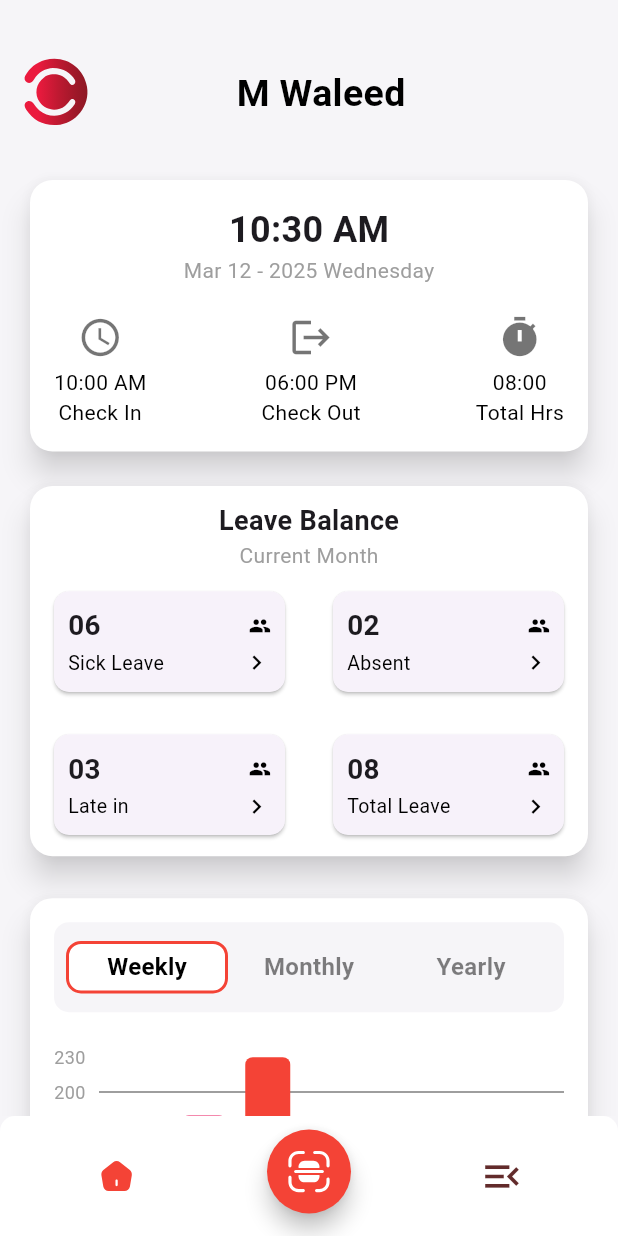
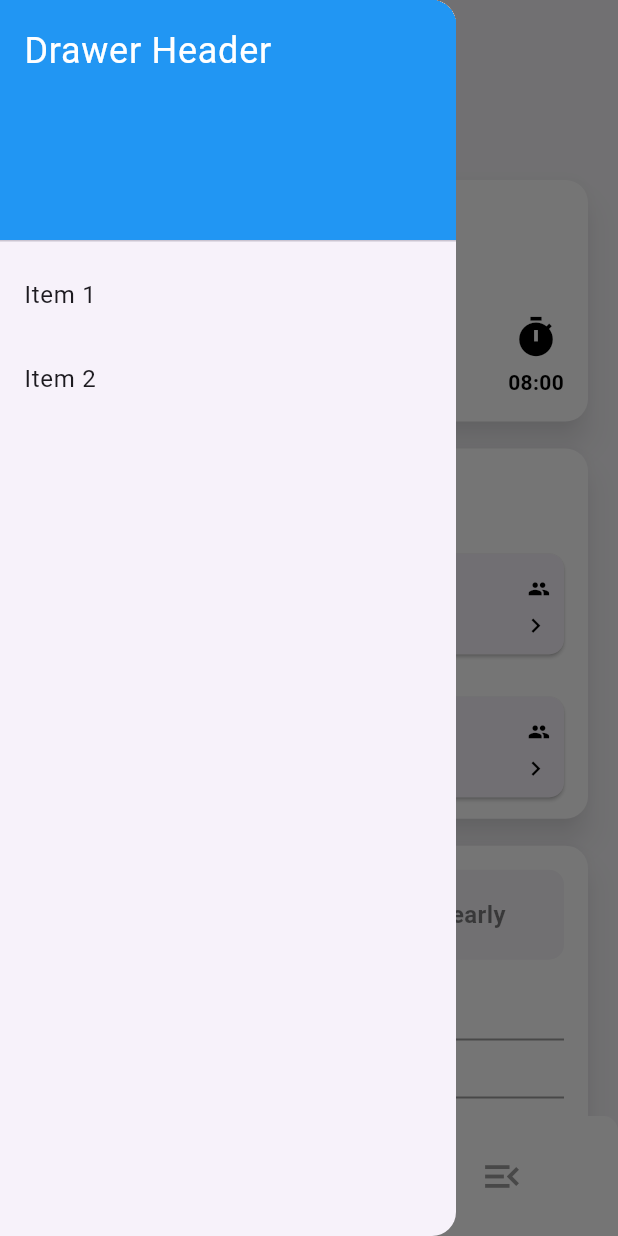
Before and after one commit to kashan8abbas/Codex-Clock, a Flutter app: the HomeScreen screen opened directly, with the side drawer open (before the commit the screen has no drawer), on a phone screen of 412 x 824 dp. Run offline on Flutter 3.47's test engine with Material 3 defaults, Android fonts, the phone set to English and light mode, and no system bars; drawn by our look-alikes of fl_chart; our stand-ins replace camera, flutter_svg, image_picker, pinput; missing offline and left inert: qr_code_scanner.

```diff
--- a/lib/Views/Screens/HomePages/HomeScreen.dart
+++ b/lib/Views/Screens/HomePages/HomeScreen.dart
@@ -15,6 +15,7 @@ class HomeScreen extends StatefulWidget {
 }
 
 class _HomeScreenState extends State<HomeScreen> {
+  final GlobalKey<ScaffoldState> _scaffoldKey = GlobalKey<ScaffoldState>();
   String currentTime = '';
   int _selectedIndex = 0;
   int _selectedTabIndex = 0;
@@ -49,9 +50,38 @@ class _HomeScreenState extends State<HomeScreen> {
 
   @override
   Widget build(BuildContext context) {
+    if (_selectedIndex == 1) {
+      WidgetsBinding.instance.addPostFrameCallback((_) {
+        _scaffoldKey.currentState?.openDrawer();
+      });
+    }
+    //double screenHeight = MediaQuery.of(context).size.height;
     return Scaffold(
+      key: _scaffoldKey,
       backgroundColor: const Color.fromRGBO(246, 245, 248, 1),
-
+      drawer: Drawer(
+        child: ListView(
+          padding: EdgeInsets.zero,
+          children: [
+            const DrawerHeader(
+              decoration: BoxDecoration(color: Colors.blue),
+              child: Text("Drawer Header", style: TextStyle(color: Colors.white, fontSize: 24)),
+            ),
+            ListTile(
+              title: const Text("Item 1"),
+              onTap: () {
+                Navigator.pop(context); // Close the drawer
+              },
+            ),
+            ListTile(
+              title: const Text("Item 2"),
+              onTap: () {
+                Navigator.pop(context); // Close the drawer
+              },
+            ),
+          ],
+        ),
+      ),
       body:
           _selectedIndex == 0
               ? Stack(
@@ -64,9 +94,9 @@ class _HomeScreenState extends State<HomeScreen> {
                         children: [
                           SizedBox(height: 100),
                           TimeCardWidget(),
-                          const SizedBox(height: 15),
+                          const SizedBox(height: 10),
                           _buildLeaveBalance(),
-                          const SizedBox(height: 20),
+                          const SizedBox(height: 10),
                           _buildChartSection(),
                         ],
                       ),
@@ -88,7 +118,7 @@ class _HomeScreenState extends State<HomeScreen> {
                         1,
                       ), // Add background color to prevent transparency issues
                       child: Padding(
-                        padding: const EdgeInsets.only(top: 25.0),
+                        padding: const EdgeInsets.only(top: 30),
                         child: Row(
                           mainAxisAlignment: MainAxisAlignment.spaceBetween,
                           children: [
@@ -180,7 +210,7 @@ class _HomeScreenState extends State<HomeScreen> {
       color: Colors.white,
       shape: RoundedRectangleBorder(borderRadius: BorderRadius.circular(15)),
       elevation: 8, // Adds a default shadow effect
-      shadowColor: Colors.black.withOpacity(0.7), // Customize shadow color
+      shadowColor: Colors.black.withOpacity(0.5), // Customize shadow color
       child: Padding(
         padding: const EdgeInsets.all(0.0),
         child: Column(
@@ -227,7 +257,7 @@ class _HomeScreenState extends State<HomeScreen> {
       shape: RoundedRectangleBorder(borderRadius: BorderRadius.circular(15)),
       color: Colors.white,
       elevation: 8,
-      shadowColor: Colors.black.withOpacity(0.7),
+      shadowColor: Colors.black.withOpacity(0.5),
       child: Padding(
         padding: const EdgeInsets.all(16.0),
         child: Column(
--- a/lib/Views/Widgets/CustomNavbar.dart
+++ b/lib/Views/Widgets/CustomNavbar.dart
@@ -93,10 +93,7 @@ class CustomBottomNavBar extends StatelessWidget {
                     icon: Icon(
                       size: 30,
                       Icons.menu_open_outlined,
-                      color:
-                          selectedIndex == 2
-                              ? Colors.red
-                              : const Color.fromARGB(255, 98, 43, 43),
+                      color: selectedIndex == 2 ? Colors.red : Colors.grey,
                     ),
                   ),
                 ],
--- a/lib/Views/Widgets/CustomTimeCard.dart
+++ b/lib/Views/Widgets/CustomTimeCard.dart
@@ -43,7 +43,7 @@ class _TimeCardWidgetState extends State<TimeCardWidget> {
       color: Colors.white,
       shape: RoundedRectangleBorder(borderRadius: BorderRadius.circular(15)),
       elevation: 8, // Adds a default shadow effect
-      shadowColor: Colors.black.withOpacity(0.7), // Customize shadow color
+      shadowColor: Colors.black.withOpacity(0.5), // Customize shadow color
       child: Padding(
         padding: const EdgeInsets.all(16.0),
         child: Column(
@@ -60,9 +60,9 @@ class _TimeCardWidgetState extends State<TimeCardWidget> {
             const Row(
               mainAxisAlignment: MainAxisAlignment.spaceBetween,
               children: [
-                _IconText(icon: Icons.access_time, text: "10:00 AM\nCheck In"),
-                _IconText(icon: Icons.logout, text: "06:00 PM\nCheck Out"),
-                _IconText(icon: Icons.timer, text: "08:00\nTotal Hrs"),
+                _IconText(icon: Icons.access_time, text: "10:00 AM"),
+                _IconText(icon: Icons.logout, text: "06:00 PM"),
+                _IconText(icon: Icons.timer, text: "08:00"),
               ],
             ),
           ],
@@ -83,12 +83,16 @@ class _IconText extends StatelessWidget {
   Widget build(BuildContext context) {
     return Column(
       children: [
-        Icon(icon, size: 30, color: Colors.black54),
+        Icon(icon, size: 30, color: Colors.black),
         const SizedBox(height: 5),
         Text(
           text,
           textAlign: TextAlign.center,
-          style: const TextStyle(fontSize: 14, color: Colors.black),
+          style: const TextStyle(
+            fontSize: 14,
+            color: Colors.black,
+            fontWeight: FontWeight.bold,
+          ),
         ),
       ],
     );
--- a/lib/main.dart
+++ b/lib/main.dart
@@ -1,6 +1,8 @@
+import 'package:codex_clock/ViewModels/QRCode_ViewModel.dart';
 import 'package:codex_clock/ViewModels/Register2_VIewModel.dart';
 import 'package:codex_clock/ViewModels/TakePhoto_ViewModel.dart';
 import 'package:codex_clock/Views/Screens/AuthScreens/LoginScreen.dart';
+import 'package:codex_clock/Views/Screens/HomePages/QR_CodeScreen.dart';
 import 'package:flutter/material.dart';
 import 'package:provider/provider.dart';
 
@@ -10,6 +12,7 @@ void main() {
       providers: [
         ChangeNotifierProvider(create: (_) => CameraViewModel()),
         ChangeNotifierProvider(create: (_) => SignUpViewModel()),
+        //ChangeNotifierProvider(create: (_) => QRScannerViewModel()),
       ],
       child: const MyApp(),
     ),
@@ -21,6 +24,6 @@ class MyApp extends StatelessWidget {
 
   @override
   Widget build(BuildContext context) {
-    return MaterialApp(debugShowCheckedModeBanner: false, home: LoginScreen());
+    return MaterialApp(debugShowCheckedModeBanner: false, home: MyHomeScreen());
   }
 }
--- a/pubspec.yaml
+++ b/pubspec.yaml
@@ -41,6 +41,10 @@ dependencies:
   camera: ^0.11.1
   fl_chart: ^0.70.2
   intl: ^0.20.2
+  qr_code_scanner:
+    path: C:/Users/syedk/qr_code_scanner
+  url_launcher: ^6.3.1
+  #mobile_scanner: ^6.0.7
 
 dev_dependencies:
   flutter_test:
```
Also changed, not shown: lib/ViewModels/QRCode_ViewModel.dart (added, +22 -0 lines), lib/Views/Screens/HomePages/QR_CodeScreen.dart (added, +46 -0 lines), lib/Utils/Icons/home_unfilled.svg (added), pubspec.lock, 6 other files.
